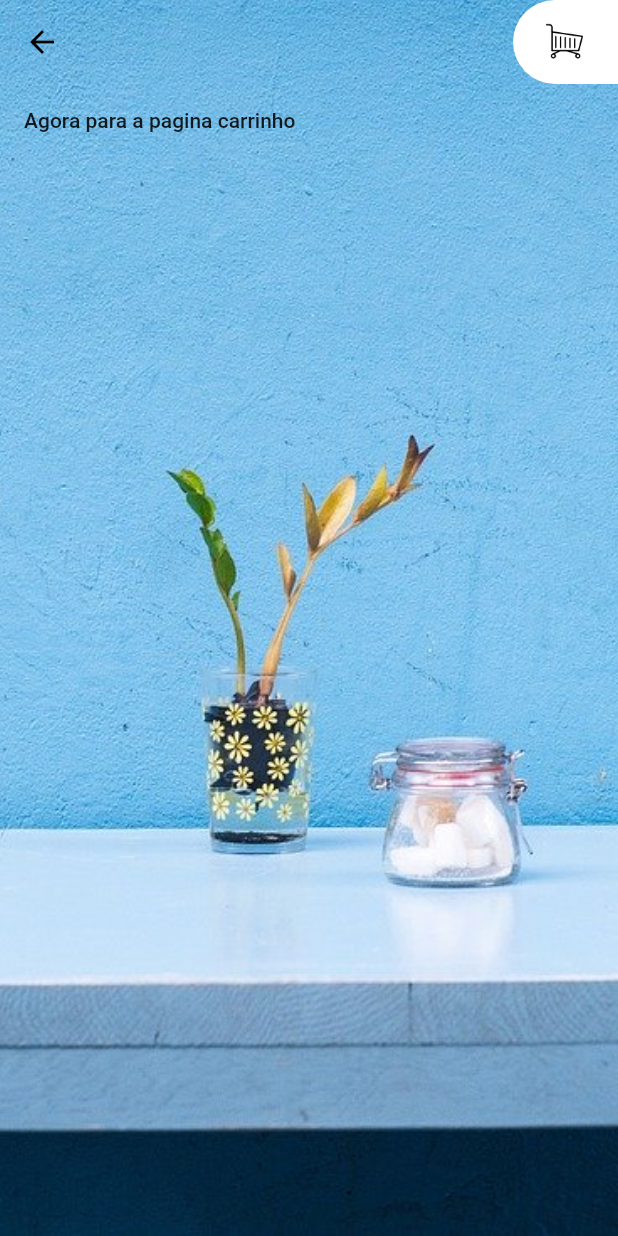
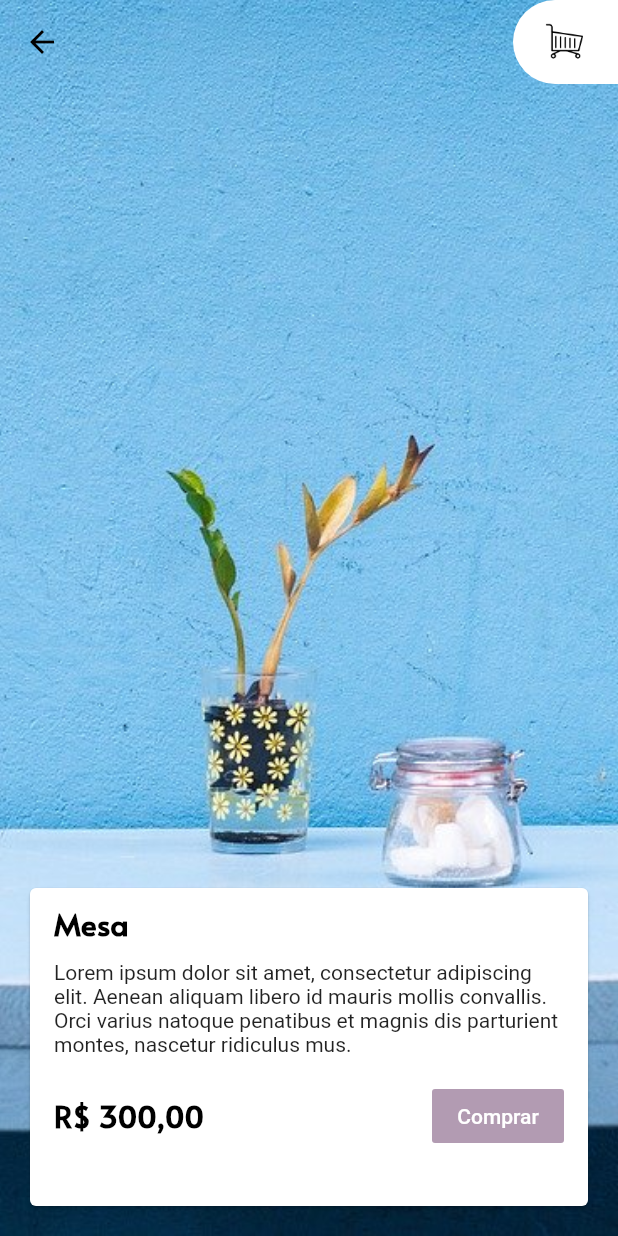
Before and after one commit to gabrieldarlan/layouts-em-flutter, a Flutter app: the screen it shows after launch, after a tap on "Mesa", on a phone screen of 412 x 824 dp. Run offline on Flutter 3.47's test engine with Material 2 defaults, Android fonts, the phone set to English and light mode, and no system bars.

Commit message:
capitulo 07 aula 02

```diff
--- a/lib/main.dart
+++ b/lib/main.dart
@@ -1,5 +1,7 @@
 import 'package:flutter/material.dart';
+import 'package:lojinha_alura/modelo/item_carrinho.dart';
 import 'package:lojinha_alura/paginas/carrinho.dart';
+import 'package:lojinha_alura/paleta_cores.dart';
 import 'package:lojinha_alura/widgets/appbar_customizada.dart';
 import 'package:lojinha_alura/widgets/grid_produtos.dart';
 
@@ -18,8 +20,20 @@ class MyApp extends StatelessWidget {
       title: 'Flutter Demo',
       debugShowCheckedModeBanner: false,
       theme: ThemeData(
-        primarySwatch: Colors.red,
+        primarySwatch: PaletaCores().lilas,
         visualDensity: VisualDensity.adaptivePlatformDensity,
+        textTheme: TextTheme(
+          headline1: TextStyle(
+              fontSize: 20,
+              fontFamily: 'Alata',
+              fontWeight: FontWeight.bold,
+              color: Colors.black),
+          headline2: TextStyle(
+              fontSize: 20,
+              fontFamily: 'Alata',
+              fontWeight: FontWeight.bold,
+              color: Colors.white),
+        ),
       ),
       home: Inicio(),
     );
@@ -27,6 +41,8 @@ class MyApp extends StatelessWidget {
 }
 
 class Inicio extends StatelessWidget {
+  static List<ItemCarrinho> itensCarrinho = List();
+
   final List moveis = [
     {
       "titulo": "Mesa",
--- /dev/null
+++ b/lib/modelo/item_carrinho.dart
@@ -0,0 +1,11 @@
+import 'package:lojinha_alura/modelo/movel.dart';
+
+class ItemCarrinho {
+  final Movel movel;
+  int quantidade;
+
+  ItemCarrinho({
+    this.movel,
+    this.quantidade,
+  });
+}
--- a/lib/paginas/detalhes.dart
+++ b/lib/paginas/detalhes.dart
@@ -1,6 +1,7 @@
 import 'package:flutter/material.dart';
 import 'package:lojinha_alura/modelo/movel.dart';
 import 'package:lojinha_alura/widgets/appbar_customizada.dart';
+import 'package:lojinha_alura/widgets/card_detalhes.dart';
 
 class Detalhes extends StatelessWidget {
   final Movel movel;
@@ -22,11 +23,15 @@ class Detalhes extends StatelessWidget {
           titulo: '',
           ehPaginaCarrinho: false,
         ),
-        body: FlatButton(
-          onPressed: () {
-            Navigator.pushNamed(context, '/carrinho');
-          },
-          child: Text('Agora para a pagina carrinho'),
+        body: Align(
+          alignment: Alignment.bottomCenter,
+          child: Container(
+            margin: EdgeInsets.all(16),
+            height: 220,
+            child: CardDetalhes(
+              movel: movel,
+            ),
+          ),
         ),
       ),
     );
--- /dev/null
+++ b/lib/paleta_cores.dart
@@ -0,0 +1,18 @@
+import 'package:flutter/material.dart';
+
+class PaletaCores {
+  static Map<int, Color> _amostraLilas = {
+    50: Color.fromRGBO(178, 155, 178, 0.05),
+    100: Color.fromRGBO(178, 155, 178, 0.1),
+    200: Color.fromRGBO(178, 155, 178, 0.2),
+    300: Color.fromRGBO(178, 155, 178, 0.3),
+    400: Color.fromRGBO(178, 155, 178, 0.4),
+    500: Color.fromRGBO(178, 155, 178, 0.5),
+    600: Color.fromRGBO(178, 155, 178, 0.6),
+    700: Color.fromRGBO(178, 155, 178, 0.7),
+    800: Color.fromRGBO(178, 155, 178, 0.8),
+    900: Color.fromRGBO(178, 155, 178, 0.9),
+  };
+
+  MaterialColor lilas=MaterialColor(0xFFB29BB2, _amostraLilas);
+}
--- a/lib/widgets/appbar_customizada.dart
+++ b/lib/widgets/appbar_customizada.dart
@@ -34,6 +34,7 @@ class AppBarCustomizada extends StatelessWidget with PreferredSizeWidget {
   }
 
 
+
   @override
   Size get preferredSize => Size.fromHeight(kToolbarHeight);
 }
--- a/lib/widgets/botao_carrinho.dart
+++ b/lib/widgets/botao_carrinho.dart
@@ -1,4 +1,6 @@
 import 'package:flutter/material.dart';
+import 'package:lojinha_alura/main.dart';
+import 'package:lojinha_alura/widgets/indicador_botao_carrinho.dart';
 
 class BotaoCarrinho extends StatelessWidget {
   @override
@@ -21,11 +23,26 @@ class BotaoCarrinho extends StatelessWidget {
           right: 20,
           left: 20,
         ),
-        child: Image(
-          height: 30,
-          image: AssetImage('utilidades/assets/icones/carrinho.png'),
-        ),
+        child: _visibilidadeIndicadorCarrinho(),
       ),
     );
   }
+
+  _visibilidadeIndicadorCarrinho() {
+    if (Inicio.itensCarrinho.length > 0) {
+      return Stack(
+        children: <Widget>[
+          Image(
+            height: 30,
+            image: AssetImage('utilidades/assets/icones/carrinho.png'),
+          ),
+          IndicadorBotaoCarrinho(),
+        ],
+      );
+    }
+    return Image(
+      height: 30,
+      image: AssetImage('utilidades/assets/icones/carrinho.png'),
+    );
+  }
 }
--- /dev/null
+++ b/lib/widgets/card_detalhes.dart
@@ -0,0 +1,63 @@
+import 'package:flutter/material.dart';
+import 'package:intl/intl.dart';
+import 'package:lojinha_alura/main.dart';
+import 'package:lojinha_alura/modelo/item_carrinho.dart';
+import 'package:lojinha_alura/modelo/movel.dart';
+import 'package:lojinha_alura/widgets/texto_detalhes.dart';
+
+class CardDetalhes extends StatelessWidget {
+  final formatacaoReais = NumberFormat.currency(locale: 'pt_BR', symbol: 'R\$');
+  final Movel movel;
+
+  CardDetalhes({this.movel});
+
+  @override
+  Widget build(BuildContext context) {
+    return Card(
+      child: Column(
+        crossAxisAlignment: CrossAxisAlignment.start,
+        children: <Widget>[
+          TextoDetalhes(
+            texto: movel.titulo,
+            estilo: Theme.of(context).textTheme.headline1,
+          ),
+          TextoDetalhes(texto: movel.descricao),
+          Container(
+            margin: EdgeInsets.only(
+              left: 16,
+              right: 16,
+              top: 16,
+              bottom: 8,
+            ),
+            child: Row(
+              mainAxisAlignment: MainAxisAlignment.spaceBetween,
+              children: <Widget>[
+                Text(
+                  formatacaoReais.format(movel.preco),
+                  style: Theme.of(context).textTheme.headline1,
+                ),
+                FlatButton(
+                  color: Theme.of(context).primaryColor,
+                  onPressed: () {
+                    _adicionarItemCarrinho(ItemCarrinho(
+                      movel: movel,
+                      quantidade: 1,
+                    ));
+                  },
+                  child: Text(
+                    'Comprar',
+                    style: TextStyle(color: Colors.white),
+                  ),
+                ),
+              ],
+            ),
+          ),
+        ],
+      ),
+    );
+  }
+
+  _adicionarItemCarrinho(ItemCarrinho item) {
+    Inicio.itensCarrinho.add(item);
+  }
+}
--- a/lib/widgets/degrade_elemento_grid_produtos.dart
+++ b/lib/widgets/degrade_elemento_grid_produtos.dart
@@ -11,7 +11,7 @@ class DegradeElementoGridProdutos extends StatelessWidget {
           end: Alignment.bottomCenter,
           colors: [
             Colors.transparent,
-            Color.fromRGBO(178, 155, 178, 1),
+            Theme.of(context).primaryColor,
           ],
         ),
       ),
--- /dev/null
+++ b/lib/widgets/indicador_botao_carrinho.dart
@@ -0,0 +1,16 @@
+import 'package:flutter/cupertino.dart';
+import 'package:flutter/material.dart';
+
+class IndicadorBotaoCarrinho extends StatelessWidget {
+  @override
+  Widget build(BuildContext context) {
+    return Container(
+      height: 10,
+      width: 10,
+      decoration: BoxDecoration(
+        color: Theme.of(context).primaryColor,
+        shape: BoxShape.circle,
+      ),
+    );
+  }
+}
--- /dev/null
+++ b/lib/widgets/texto_detalhes.dart
@@ -0,0 +1,31 @@
+import 'package:flutter/material.dart';
+
+class TextoDetalhes extends StatelessWidget {
+  final String texto;
+
+  final TextStyle estilo;
+
+  const TextoDetalhes({this.texto, this.estilo});
+
+  @override
+  Widget build(BuildContext context) {
+    return Container(
+      margin: EdgeInsets.only(
+        left: 16,
+        right: 16,
+        top: 10,
+      ),
+      child: _estilizarTexto(texto),
+    );
+  }
+
+  _estilizarTexto(texto) {
+    if (estilo != null) {
+      return Text(
+        texto,
+        style: estilo,
+      );
+    }
+    return Text(texto);
+  }
+}
--- a/lib/widgets/titulo_elemento_grid_produtos.dart
+++ b/lib/widgets/titulo_elemento_grid_produtos.dart
@@ -9,7 +9,10 @@ class TituloElementoGridProdutos extends StatelessWidget {
   Widget build(BuildContext context) {
     return Positioned(
       bottom: 10,
-      child: Text(titulo),
+      child: Text(
+        titulo,
+        style: Theme.of(context).textTheme.headline2,
+      ),
     );
   }
 }
```
Also changed, not shown: pubspec.yaml (+7 -11 lines), pubspec.lock.
